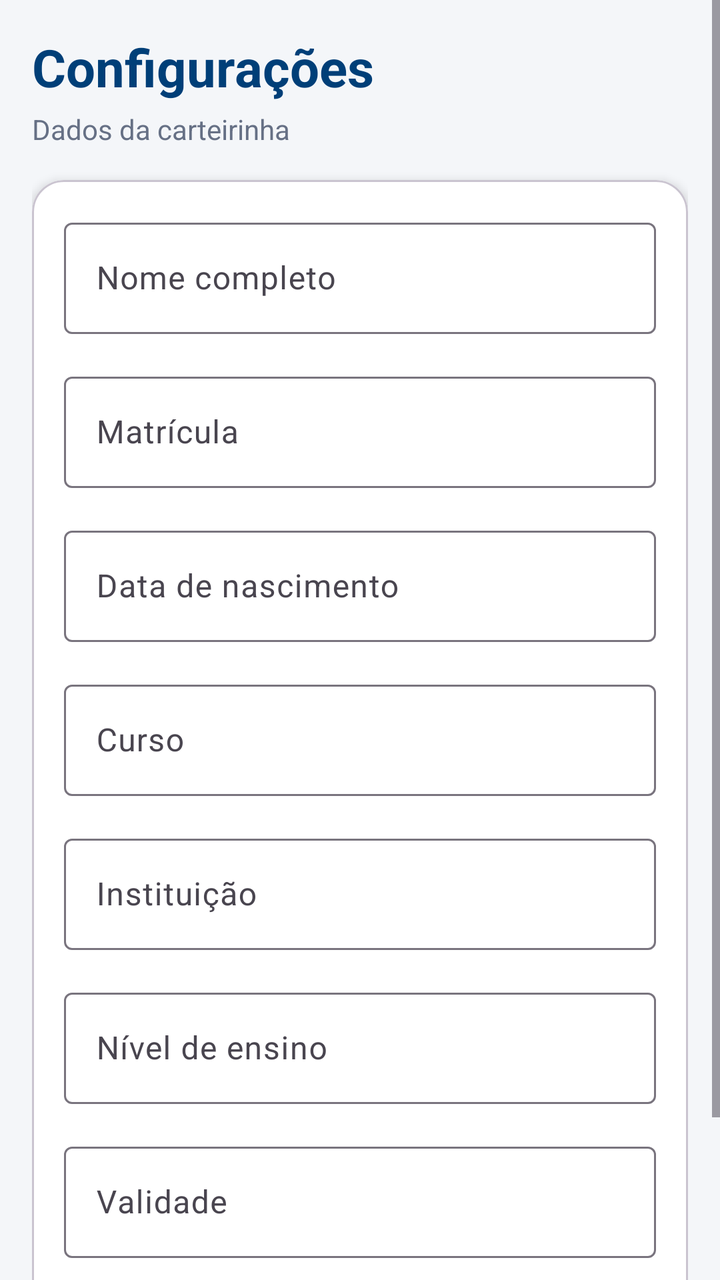
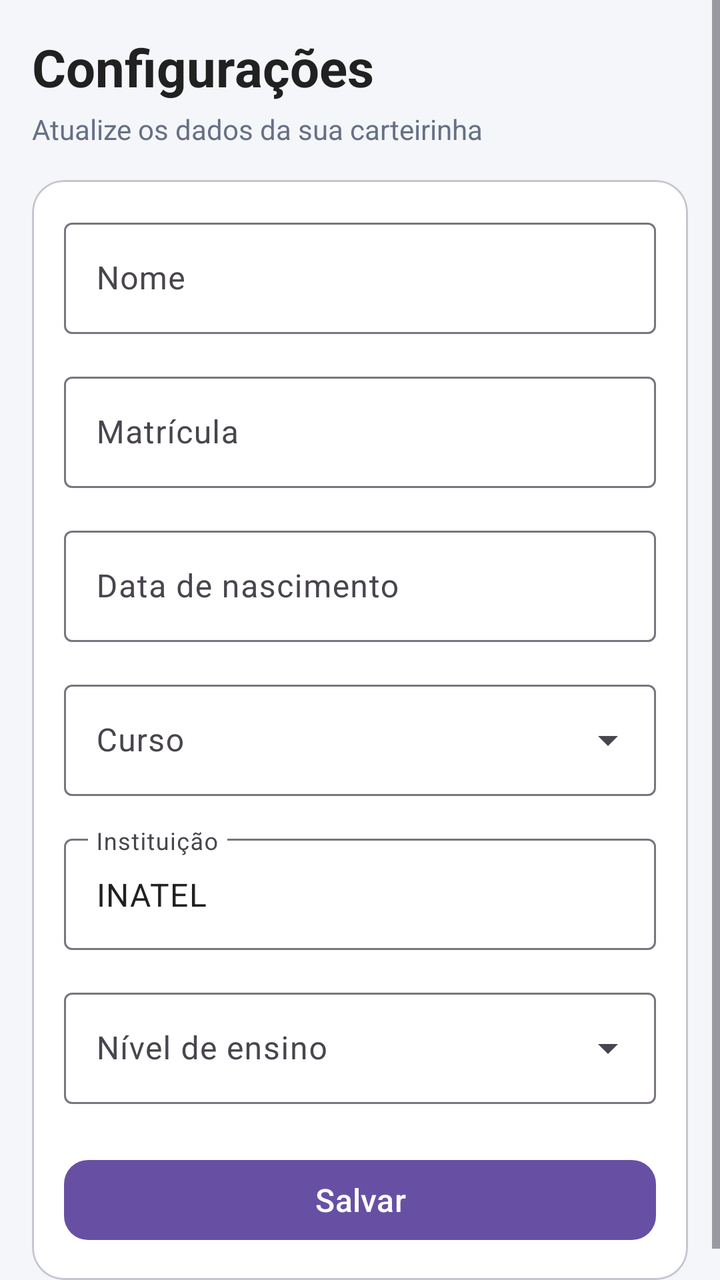

Before-and-after screenshots of an Android layout around one commit, followed by the original layout XML and the change that was made.
<!-- AndroidManifest.xml: application theme Theme.CarteirinhaInatel -->
<!-- res/layout/fragment_configuracoes.xml -->
<?xml version="1.0" encoding="utf-8"?>
<ScrollView
    xmlns:android="http://schemas.android.com/apk/res/android"
    xmlns:app="http://schemas.android.com/apk/res-auto"
    android:layout_width="match_parent"
    android:layout_height="match_parent"
    android:background="@color/background_light">

    <LinearLayout
        android:layout_width="match_parent"
        android:layout_height="wrap_content"
        android:orientation="vertical"
        android:padding="@dimen/spacing_medium">

        <TextView
            android:layout_width="wrap_content"
            android:layout_height="wrap_content"
            android:text="Configurações"
            android:textColor="@color/inatel_dark_blue"
            android:textSize="26sp"
            android:textStyle="bold" />

        <TextView
            android:layout_width="wrap_content"
            android:layout_height="wrap_content"
            android:layout_marginTop="4dp"
            android:text="Dados da carteirinha"
            android:textColor="@color/text_secondary"
            android:textSize="14sp" />

        <com.google.android.material.card.MaterialCardView
            android:layout_width="match_parent"
            android:layout_height="wrap_content"
            android:layout_marginTop="@dimen/spacing_medium"
            app:cardBackgroundColor="@color/white"
            app:cardCornerRadius="@dimen/card_corner_radius"
            app:cardElevation="3dp">

            <LinearLayout
                android:layout_width="match_parent"
                android:layout_height="wrap_content"
                android:orientation="vertical"
                android:padding="@dimen/spacing_medium">

                

                <com.google.android.material.textfield.TextInputLayout
                    android:layout_width="match_parent"
                    android:layout_height="wrap_content"
                    android:hint="Nome completo">

                    <com.google.android.material.textfield.TextInputEditText
                        android:id="@+id/editNome"
                        android:layout_width="match_parent"
                        android:layout_height="wrap_content"
                        android:inputType="textCapWords"
                        android:maxLines="1" />

                </com.google.android.material.textfield.TextInputLayout>

                

                <com.google.android.material.textfield.TextInputLayout
                    android:layout_width="match_parent"
                    android:layout_height="wrap_content"
                    android:layout_marginTop="@dimen/spacing_medium"
                    android:hint="Matrícula">

                    <com.google.android.material.textfield.TextInputEditText
                        android:id="@+id/editMatricula"
                        android:layout_width="match_parent"
                        android:layout_height="wrap_content"
                        android:inputType="number"
                        android:maxLines="1" />

                </com.google.android.material.textfield.TextInputLayout>

                

                <com.google.android.material.textfield.TextInputLayout
                    android:layout_width="match_parent"
                    android:layout_height="wrap_content"
                    android:layout_marginTop="@dimen/spacing_medium"
                    android:hint="Data de nascimento">

                    <com.google.android.material.textfield.TextInputEditText
                        android:id="@+id/editDataNascimento"
                        android:layout_width="match_parent"
                        android:layout_height="wrap_content"
                        android:inputType="date"
                        android:maxLines="1" />

                </com.google.android.material.textfield.TextInputLayout>

                

                <com.google.android.material.textfield.TextInputLayout
                    android:layout_width="match_parent"
                    android:layout_height="wrap_content"
                    android:layout_marginTop="@dimen/spacing_medium"
                    android:hint="Curso">

                    <com.google.android.material.textfield.TextInputEditText
                        android:id="@+id/editCurso"
                        android:layout_width="match_parent"
                        android:layout_height="wrap_content"
                        android:inputType="textCapWords"
                        android:maxLines="1" />

                </com.google.android.material.textfield.TextInputLayout>

                

                <com.google.android.material.textfield.TextInputLayout
                    android:layout_width="match_parent"
                    android:layout_height="wrap_content"
                    android:layout_marginTop="@dimen/spacing_medium"
                    android:hint="Instituição">

                    <com.google.android.material.textfield.TextInputEditText
                        android:id="@+id/editInstituicao"
                        android:layout_width="match_parent"
                        android:layout_height="wrap_content"
                        android:inputType="textCapCharacters"
                        android:maxLines="1" />

                </com.google.android.material.textfield.TextInputLayout>

                

                <com.google.android.material.textfield.TextInputLayout
                    android:layout_width="match_parent"
                    android:layout_height="wrap_content"
                    android:layout_marginTop="@dimen/spacing_medium"
                    android:hint="Nível de ensino">

                    <com.google.android.material.textfield.TextInputEditText
                        android:id="@+id/editNivelEnsino"
                        android:layout_width="match_parent"
                        android:layout_height="wrap_content"
                        android:inputType="textCapWords"
                        android:maxLines="1" />

                </com.google.android.material.textfield.TextInputLayout>

                

                <com.google.android.material.textfield.TextInputLayout
                    android:layout_width="match_parent"
                    android:layout_height="wrap_content"
                    android:layout_marginTop="@dimen/spacing_medium"
                    android:hint="Validade">

                    <com.google.android.material.textfield.TextInputEditText
                        android:id="@+id/editValidade"
                        android:layout_width="match_parent"
                        android:layout_height="wrap_content"
                        android:inputType="date"
                        android:maxLines="1" />

                </com.google.android.material.textfield.TextInputLayout>

                

                <com.google.android.material.button.MaterialButton
                    android:id="@+id/buttonSalvar"
                    android:layout_width="match_parent"
                    android:layout_height="wrap_content"
                    android:layout_marginTop="@dimen/spacing_large"
                    android:text="Salvar alterações"
                    android:textAllCaps="false"
                    app:cornerRadius="12dp" />

            </LinearLayout>

        </com.google.android.material.card.MaterialCardView>

    </LinearLayout>

</ScrollView>
<!-- resources referenced by this layout -->
<resources>
  <color name="background_light">#F4F6F9</color>
  <color name="inatel_dark_blue">#003F78</color>
  <color name="text_secondary">#667085</color>
  <color name="white">#FFFFFF</color>
  <dimen name="card_corner_radius">16dp</dimen>
  <dimen name="spacing_large">24dp</dimen>
  <dimen name="spacing_medium">16dp</dimen>
  <style name="Theme.CarteirinhaInatel" parent="Base.Theme.CarteirinhaInatel" />
  <style name="Base.Theme.CarteirinhaInatel" parent="Theme.Material3.DayNight.NoActionBar">
          
          
      </style>
</resources>

<!-- the commit's change to res/layout/fragment_configuracoes.xml (unified diff, before → after) -->
@@ -1,10 +1,10 @@
 <?xml version="1.0" encoding="utf-8"?>
-<ScrollView
-    xmlns:android="http://schemas.android.com/apk/res/android"
+<ScrollView xmlns:android="http://schemas.android.com/apk/res/android"
     xmlns:app="http://schemas.android.com/apk/res-auto"
     android:layout_width="match_parent"
     android:layout_height="match_parent"
-    android:background="@color/background_light">
+    android:background="@color/background_light"
+    android:fillViewport="true">
 
     <LinearLayout
         android:layout_width="match_parent"
@@ -16,7 +16,7 @@
             android:layout_width="wrap_content"
             android:layout_height="wrap_content"
             android:text="Configurações"
-            android:textColor="@color/inatel_dark_blue"
+            android:textColor="@color/text_primary"
             android:textSize="26sp"
             android:textStyle="bold" />
 
@@ -24,7 +24,7 @@
             android:layout_width="wrap_content"
             android:layout_height="wrap_content"
             android:layout_marginTop="4dp"
-            android:text="Dados da carteirinha"
+            android:text="Atualize os dados da sua carteirinha"
             android:textColor="@color/text_secondary"
             android:textSize="14sp" />
 
@@ -34,7 +34,7 @@
             android:layout_marginTop="@dimen/spacing_medium"
             app:cardBackgroundColor="@color/white"
             app:cardCornerRadius="@dimen/card_corner_radius"
-            app:cardElevation="3dp">
+            app:cardElevation="2dp">
 
             <LinearLayout
                 android:layout_width="match_parent"
@@ -47,14 +47,15 @@
                 <com.google.android.material.textfield.TextInputLayout
                     android:layout_width="match_parent"
                     android:layout_height="wrap_content"
-                    android:hint="Nome completo">
+                    android:hint="Nome">
 
                     <com.google.android.material.textfield.TextInputEditText
                         android:id="@+id/editNome"
                         android:layout_width="match_parent"
                         android:layout_height="wrap_content"
-                        android:inputType="textCapWords"
-                        android:maxLines="1" />
+                        android:inputType="textPersonName"
+                        android:maxLines="1"
+                        android:textColor="@color/text_primary"/>
 
                 </com.google.android.material.textfield.TextInputLayout>
 
@@ -71,7 +72,9 @@
                         android:layout_width="match_parent"
                         android:layout_height="wrap_content"
                         android:inputType="number"
-                        android:maxLines="1" />
+                        android:maxLines="1"
+                        android:textColor="@color/text_primary"/>
+
 
                 </com.google.android.material.textfield.TextInputLayout>
 
@@ -88,24 +91,28 @@
                         android:layout_width="match_parent"
                         android:layout_height="wrap_content"
                         android:inputType="date"
-                        android:maxLines="1" />
+                        android:maxLines="1"
+                        android:textColor="@color/text_primary" />
 
                 </com.google.android.material.textfield.TextInputLayout>
 
                 
 
                 <com.google.android.material.textfield.TextInputLayout
+                    android:id="@+id/layoutCurso"
+                    style="@style/Widget.Material3.TextInputLayout.OutlinedBox.ExposedDropdownMenu"
                     android:layout_width="match_parent"
                     android:layout_height="wrap_content"
                     android:layout_marginTop="@dimen/spacing_medium"
                     android:hint="Curso">
 
-                    <com.google.android.material.textfield.TextInputEditText
+                    <AutoCompleteTextView
                         android:id="@+id/editCurso"
                         android:layout_width="match_parent"
                         android:layout_height="wrap_content"
-                        android:inputType="textCapWords"
-                        android:maxLines="1" />
+                        android:inputType="none"
+                        android:focusable="false"
+                        android:textColor="@color/text_primary"/>
 
                 </com.google.android.material.textfield.TextInputLayout>
 
@@ -121,42 +128,31 @@
                         android:id="@+id/editInstituicao"
                         android:layout_width="match_parent"
                         android:layout_height="wrap_content"
-                        android:inputType="textCapCharacters"
-                        android:maxLines="1" />
+                        android:enabled="true"
+                        android:focusable="false"
+                        android:clickable="false"
+                        android:text="INATEL"
+                        android:textColor="@color/text_primary" />
 
                 </com.google.android.material.textfield.TextInputLayout>
 
                 
 
                 <com.google.android.material.textfield.TextInputLayout
+                    android:id="@+id/layoutNivelEnsino"
+                    style="@style/Widget.Material3.TextInputLayout.OutlinedBox.ExposedDropdownMenu"
                     android:layout_width="match_parent"
                     android:layout_height="wrap_content"
                     android:layout_marginTop="@dimen/spacing_medium"
                     android:hint="Nível de ensino">
 
-                    <com.google.android.material.textfield.TextInputEditText
+                    <AutoCompleteTextView
                         android:id="@+id/editNivelEnsino"
                         android:layout_width="match_parent"
                         android:layout_height="wrap_content"
-                        android:inputType="textCapWords"
-                        android:maxLines="1" />
-
-                </com.google.android.material.textfield.TextInputLayout>
-
-                
-
-                <com.google.android.material.textfield.TextInputLayout
-                    android:layout_width="match_parent"
-                    android:layout_height="wrap_content"
-                    android:layout_marginTop="@dimen/spacing_medium"
-                    android:hint="Validade">
-
-                    <com.google.android.material.textfield.TextInputEditText
-                        android:id="@+id/editValidade"
-                        android:layout_width="match_parent"
-                        android:layout_height="wrap_content"
-                        android:inputType="date"
-                        android:maxLines="1" />
+                        android:inputType="none"
+                        android:focusable="false"
+                        android:textColor="@color/text_primary" />
 
                 </com.google.android.material.textfield.TextInputLayout>
 
@@ -167,8 +163,8 @@
                     android:layout_width="match_parent"
                     android:layout_height="wrap_content"
                     android:layout_marginTop="@dimen/spacing_large"
-                    android:text="Salvar alterações"
-                    android:textAllCaps="false"
+                    android:text="Salvar"
+                    android:textSize="16sp"
                     app:cornerRadius="12dp" />
 
             </LinearLayout>
<!-- resource entries referenced after the edit -->
@@ -1,7 +1,7 @@
 <!-- resources referenced by this layout -->
 <resources>
   <color name="background_light">#F4F6F9</color>
-  <color name="inatel_dark_blue">#003F78</color>
+  <color name="text_primary">#212121</color>
   <color name="text_secondary">#667085</color>
   <color name="white">#FFFFFF</color>
   <dimen name="card_corner_radius">16dp</dimen>
